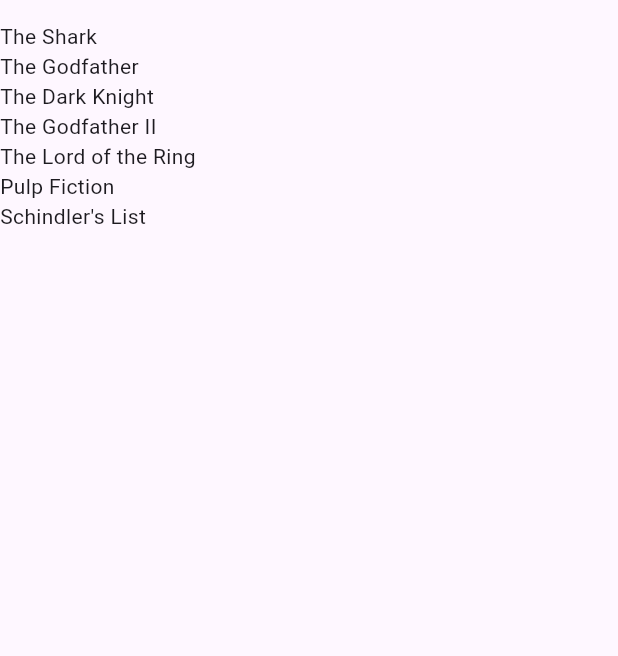
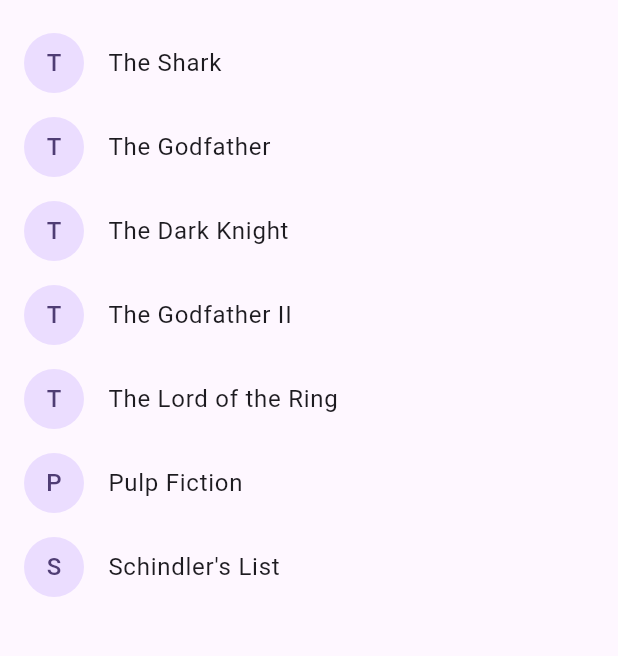
Before and after one commit to leobewater/flutter_movie_app, a Flutter app: the screen it shows after launch, on a phone screen of 412 x 824 dp, the part 63-719 px from its top. Run offline on Flutter 3.47's test engine with Material 3 defaults, Android fonts, the phone set to English and light mode, and no system bars.

Commit message:
use list tile and create movie avatar

```diff
--- a/lib/main.dart
+++ b/lib/main.dart
@@ -42,7 +42,18 @@ class _HomeState extends State<Home> {
           child: ListView.builder(
               itemCount: movies.length, // limit to number of items
               itemBuilder: (context, index) {
-                return Text(movies[index]);
+                return ListTile(
+                  title: Text(movies[index]),
+                  leading: CircleAvatar(
+                    child: Text(movies[index][0]),
+                  ),
+                );
+
+                // return Card(
+                //   child: Center(
+                //     child: Text(movies[index]),
+                //   ),
+                // );
               })),
     );
   }
```
